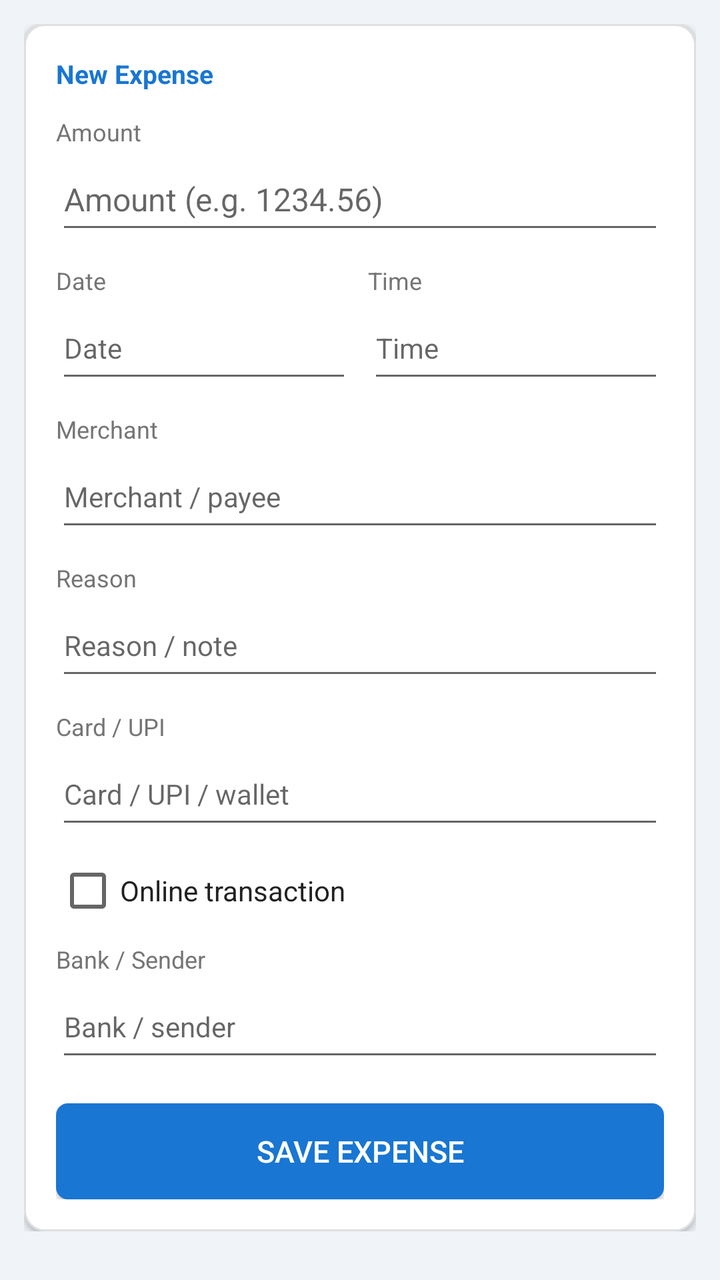
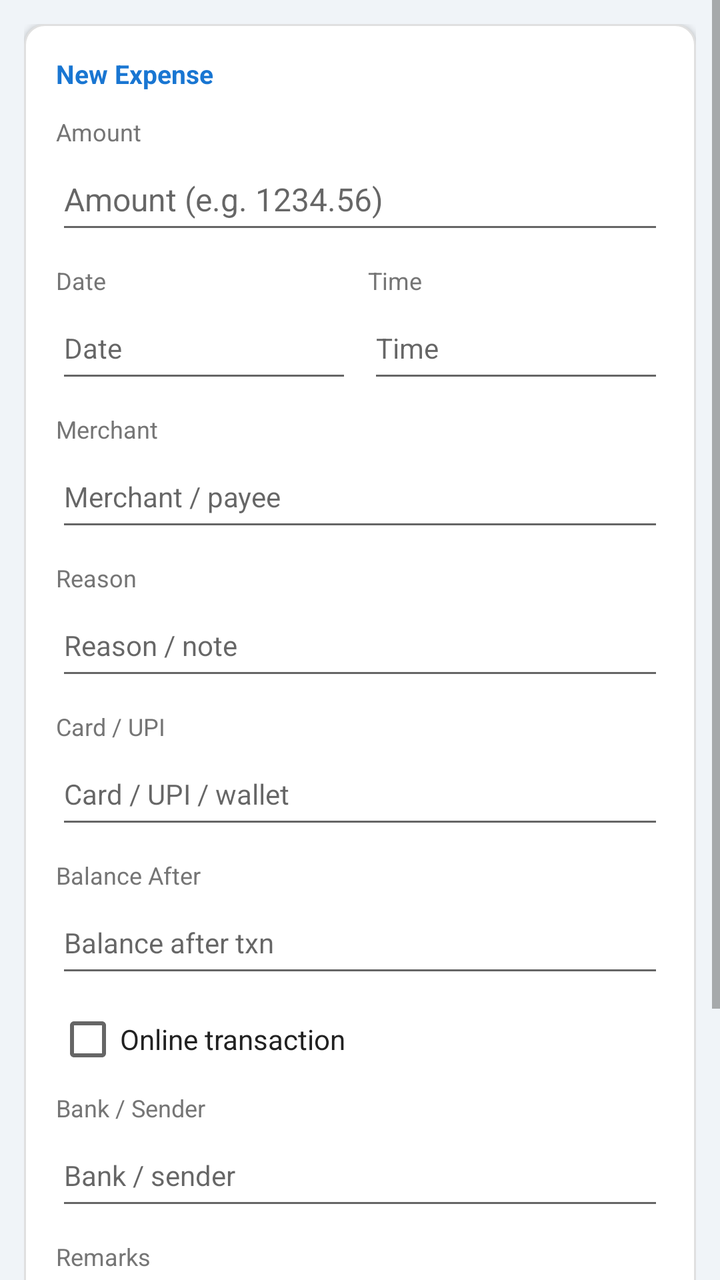

The first picture is an Android layout as it rendered before a commit; the second is the same layout after the commit. The layout source and the unified diff follow.
<!-- AndroidManifest.xml: application theme android:Theme.Material.Light.DarkActionBar -->
<!-- res/layout/activity_add_expense.xml -->
<?xml version="1.0" encoding="utf-8"?>
<ScrollView xmlns:android="http://schemas.android.com/apk/res/android"
    android:layout_width="match_parent"
    android:layout_height="match_parent"
    android:background="#F0F4F8">

    <LinearLayout
        android:layout_width="match_parent"
        android:layout_height="wrap_content"
        android:orientation="vertical"
        android:paddingLeft="12dp"
        android:paddingRight="12dp"
        android:paddingTop="12dp"
        android:paddingBottom="24dp">

        <LinearLayout
            android:layout_width="match_parent"
            android:layout_height="wrap_content"
            android:orientation="vertical"
            android:background="@drawable/bg_card"
            android:elevation="2dp"
            android:padding="16dp">

            <TextView
                android:layout_width="match_parent"
                android:layout_height="wrap_content"
                android:text="New Expense"
                android:textColor="#1976D2"
                android:textSize="13sp"
                android:textStyle="bold"
                android:layout_marginBottom="12dp" />

            <TextView
                android:layout_width="match_parent"
                android:layout_height="wrap_content"
                android:text="@string/label_amount"
                android:textColor="#757575"
                android:textSize="12sp" />

            <EditText
                android:id="@+id/etAmount"
                android:layout_width="match_parent"
                android:layout_height="48dp"
                android:hint="@string/hint_amount"
                android:inputType="numberDecimal"
                android:textSize="16sp"
                android:textColor="#212121"
                android:layout_marginBottom="10dp" />

            <LinearLayout
                android:layout_width="match_parent"
                android:layout_height="wrap_content"
                android:orientation="horizontal"
                android:layout_marginBottom="10dp">

                <LinearLayout
                    android:layout_width="0dp"
                    android:layout_height="wrap_content"
                    android:layout_weight="1"
                    android:orientation="vertical"
                    android:layout_marginRight="8dp">

                    <TextView
                        android:layout_width="match_parent"
                        android:layout_height="wrap_content"
                        android:text="@string/label_date"
                        android:textColor="#757575"
                        android:textSize="12sp" />

                    <EditText
                        android:id="@+id/etDate"
                        android:layout_width="match_parent"
                        android:layout_height="48dp"
                        android:hint="@string/hint_date"
                        android:inputType="none"
                        android:focusable="false"
                        android:clickable="true"
                        android:textSize="14sp"
                        android:textColor="#212121" />

                </LinearLayout>

                <LinearLayout
                    android:layout_width="0dp"
                    android:layout_height="wrap_content"
                    android:layout_weight="1"
                    android:orientation="vertical">

                    <TextView
                        android:layout_width="match_parent"
                        android:layout_height="wrap_content"
                        android:text="@string/label_time"
                        android:textColor="#757575"
                        android:textSize="12sp" />

                    <EditText
                        android:id="@+id/etTime"
                        android:layout_width="match_parent"
                        android:layout_height="48dp"
                        android:hint="@string/hint_time"
                        android:inputType="none"
                        android:focusable="false"
                        android:clickable="true"
                        android:textSize="14sp"
                        android:textColor="#212121" />

                </LinearLayout>

            </LinearLayout>

            <TextView
                android:layout_width="match_parent"
                android:layout_height="wrap_content"
                android:text="@string/label_merchant"
                android:textColor="#757575"
                android:textSize="12sp" />

            <EditText
                android:id="@+id/etMerchant"
                android:layout_width="match_parent"
                android:layout_height="48dp"
                android:hint="@string/hint_merchant"
                android:inputType="textCapWords"
                android:textSize="14sp"
                android:textColor="#212121"
                android:layout_marginBottom="10dp" />

            <TextView
                android:layout_width="match_parent"
                android:layout_height="wrap_content"
                android:text="@string/label_reason"
                android:textColor="#757575"
                android:textSize="12sp" />

            <EditText
                android:id="@+id/etReason"
                android:layout_width="match_parent"
                android:layout_height="48dp"
                android:hint="@string/hint_reason"
                android:inputType="textCapSentences"
                android:textSize="14sp"
                android:textColor="#212121"
                android:layout_marginBottom="10dp" />

            <TextView
                android:layout_width="match_parent"
                android:layout_height="wrap_content"
                android:text="@string/label_card"
                android:textColor="#757575"
                android:textSize="12sp" />

            <EditText
                android:id="@+id/etCard"
                android:layout_width="match_parent"
                android:layout_height="48dp"
                android:hint="@string/hint_card"
                android:inputType="text"
                android:textSize="14sp"
                android:textColor="#212121"
                android:layout_marginBottom="10dp" />

            <CheckBox
                android:id="@+id/cbOnline"
                android:layout_width="match_parent"
                android:layout_height="wrap_content"
                android:text="@string/label_online"
                android:textSize="14sp"
                android:textColor="#212121"
                android:layout_marginBottom="10dp" />

            <TextView
                android:layout_width="match_parent"
                android:layout_height="wrap_content"
                android:text="@string/label_bank"
                android:textColor="#757575"
                android:textSize="12sp" />

            <EditText
                android:id="@+id/etBank"
                android:layout_width="match_parent"
                android:layout_height="48dp"
                android:hint="@string/hint_bank"
                android:inputType="text"
                android:textSize="14sp"
                android:textColor="#212121"
                android:layout_marginBottom="16dp" />

            <Button
                android:id="@+id/btnSave"
                android:layout_width="match_parent"
                android:layout_height="48dp"
                android:text="@string/btn_save"
                android:textColor="#FFFFFF"
                android:textSize="15sp"
                android:background="@drawable/bg_button_primary" />

        </LinearLayout>

    </LinearLayout>
</ScrollView>
<!-- resources referenced by this layout -->
<resources>
  <!-- drawable bg_button_primary (drawable) -->
  <?xml version="1.0" encoding="utf-8"?>
  <ripple xmlns:android="http://schemas.android.com/apk/res/android"
      android:color="#1565C0">
      <item>
          <shape android:shape="rectangle">
              <solid android:color="#1976D2" />
              <corners android:radius="6dp" />
          </shape>
      </item>
  </ripple>
  <!-- drawable bg_card (drawable) -->
  <?xml version="1.0" encoding="utf-8"?>
  <shape xmlns:android="http://schemas.android.com/apk/res/android"
      android:shape="rectangle">
      <solid android:color="#FFFFFF" />
      <corners android:radius="10dp" />
      <stroke android:width="1dp" android:color="#E0E0E0" />
  </shape>
  <string name="btn_save">Save Expense</string>
  <string name="hint_amount">Amount (e.g. 1234.56)</string>
  <string name="hint_bank">Bank / sender</string>
  <string name="hint_card">Card / UPI / wallet</string>
  <string name="hint_date">Date</string>
  <string name="hint_merchant">Merchant / payee</string>
  <string name="hint_reason">Reason / note</string>
  <string name="hint_time">Time</string>
  <string name="label_amount">Amount</string>
  <string name="label_bank">Bank / Sender</string>
  <string name="label_card">Card / UPI</string>
  <string name="label_date">Date</string>
  <string name="label_merchant">Merchant</string>
  <string name="label_online">Online transaction</string>
  <string name="label_reason">Reason</string>
  <string name="label_time">Time</string>
</resources>

<!-- the commit's change to res/layout/activity_add_expense.xml (unified diff, before → after) -->
@@ -159,6 +159,23 @@
                 android:textColor="#212121"
                 android:layout_marginBottom="10dp" />
 
+            <TextView
+                android:layout_width="match_parent"
+                android:layout_height="wrap_content"
+                android:text="@string/label_balance_after"
+                android:textColor="#757575"
+                android:textSize="12sp" />
+
+            <EditText
+                android:id="@+id/etBalance"
+                android:layout_width="match_parent"
+                android:layout_height="48dp"
+                android:hint="@string/hint_balance_field"
+                android:inputType="numberDecimal"
+                android:textSize="14sp"
+                android:textColor="#212121"
+                android:layout_marginBottom="10dp" />
+
             <CheckBox
                 android:id="@+id/cbOnline"
                 android:layout_width="match_parent"
@@ -181,6 +198,25 @@
                 android:layout_height="48dp"
                 android:hint="@string/hint_bank"
                 android:inputType="text"
+                android:textSize="14sp"
+                android:textColor="#212121"
+                android:layout_marginBottom="10dp" />
+
+            <TextView
+                android:layout_width="match_parent"
+                android:layout_height="wrap_content"
+                android:text="@string/label_remarks"
+                android:textColor="#757575"
+                android:textSize="12sp" />
+
+            <EditText
+                android:id="@+id/etRemarks"
+                android:layout_width="match_parent"
+                android:layout_height="wrap_content"
+                android:minHeight="72dp"
+                android:hint="@string/hint_remarks"
+                android:inputType="textMultiLine|textCapSentences"
+                android:gravity="top"
                 android:textSize="14sp"
                 android:textColor="#212121"
                 android:layout_marginBottom="16dp" />
<!-- resource entries referenced after the edit -->
@@ -21,19 +21,23 @@
   </shape>
   <string name="btn_save">Save Expense</string>
   <string name="hint_amount">Amount (e.g. 1234.56)</string>
+  <string name="hint_balance_field">Balance after txn</string>
   <string name="hint_bank">Bank / sender</string>
   <string name="hint_card">Card / UPI / wallet</string>
   <string name="hint_date">Date</string>
   <string name="hint_merchant">Merchant / payee</string>
   <string name="hint_reason">Reason / note</string>
+  <string name="hint_remarks">Notes or comments…</string>
   <string name="hint_time">Time</string>
   <string name="label_amount">Amount</string>
+  <string name="label_balance_after">Balance After</string>
   <string name="label_bank">Bank / Sender</string>
   <string name="label_card">Card / UPI</string>
   <string name="label_date">Date</string>
   <string name="label_merchant">Merchant</string>
   <string name="label_online">Online transaction</string>
   <string name="label_reason">Reason</string>
+  <string name="label_remarks">Remarks</string>
   <string name="label_time">Time</string>
 </resources>
 
